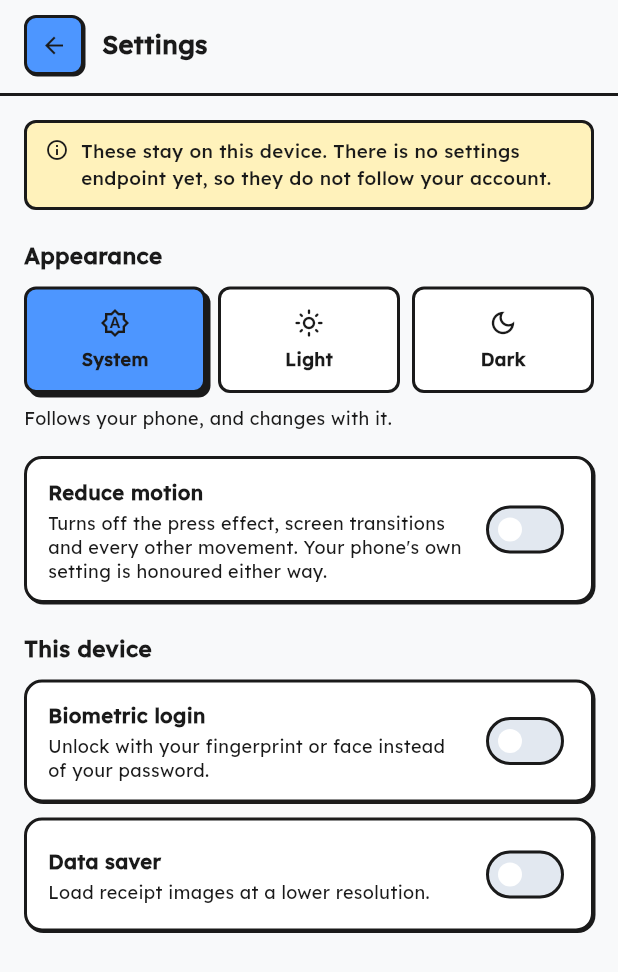
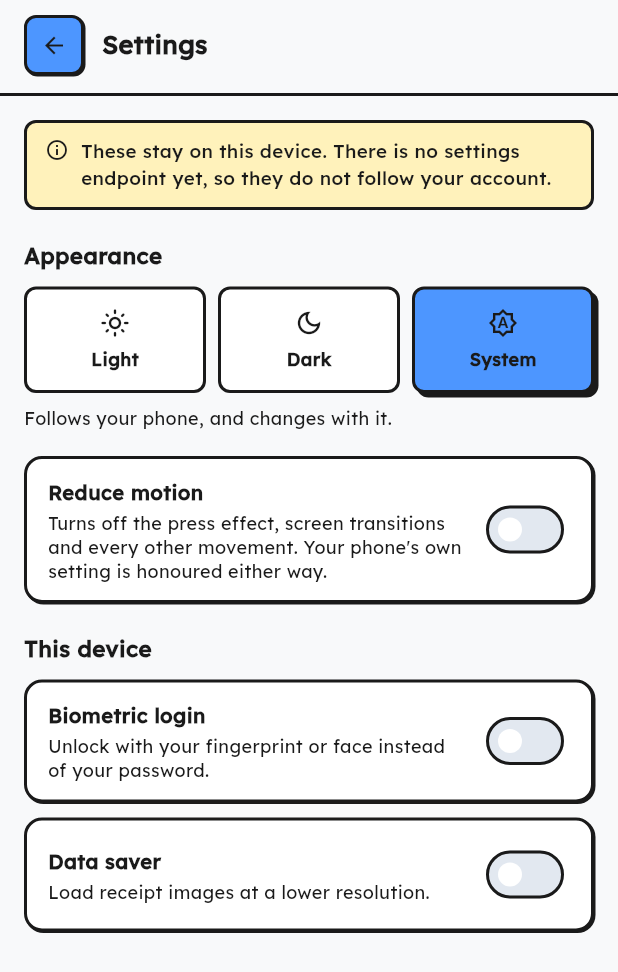
Before and after one commit to hrnndzzzz/SMARTEVENT-APP, a Flutter app: the SettingsScreen screen opened directly, on a phone screen of 412 x 824 dp. Shown: the top 972 px of the screen. Run offline on Flutter 3.47's test engine with Material 3 defaults, Android fonts, the phone set to English and light mode, and no system bars; our stand-ins replace flutter_secure_storage, image_picker, share_plus, shared_preferences, webview_flutter; accounts and stored records are empty.

Commit message:
Order the theme choices Light, Dark, System
Co-Authored-By: Claude Opus 5 <noreply@anthropic.com>

```diff
--- a/lib/screens/settings_screen.dart
+++ b/lib/screens/settings_screen.dart
@@ -148,7 +148,13 @@ class _ThemePicker extends StatelessWidget {
       children: [
         Row(
           children: [
-            for (final mode in ThemeMode.values) ...[
+            // Light, Dark, System — the order the design states, which is
+            // not the order the enum happens to declare.
+            for (final mode in const [
+              ThemeMode.light,
+              ThemeMode.dark,
+              ThemeMode.system,
+            ]) ...[
               Expanded(
                 child: BrutSurface(
                   onTap: () => settings.setThemeMode(mode),
@@ -177,7 +183,7 @@ class _ThemePicker extends StatelessWidget {
                   ),
                 ),
               ),
-              if (mode != ThemeMode.values.last) const SizedBox(width: 8),
+              if (mode != ThemeMode.system) const SizedBox(width: 8),
             ],
           ],
         ),
```
